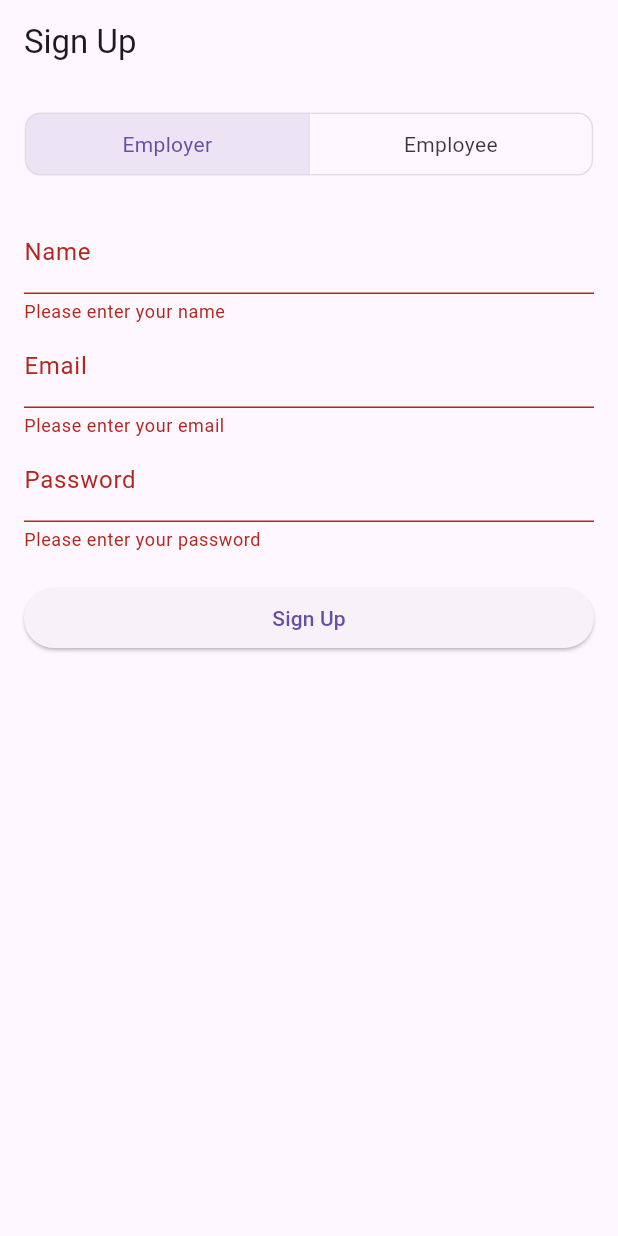
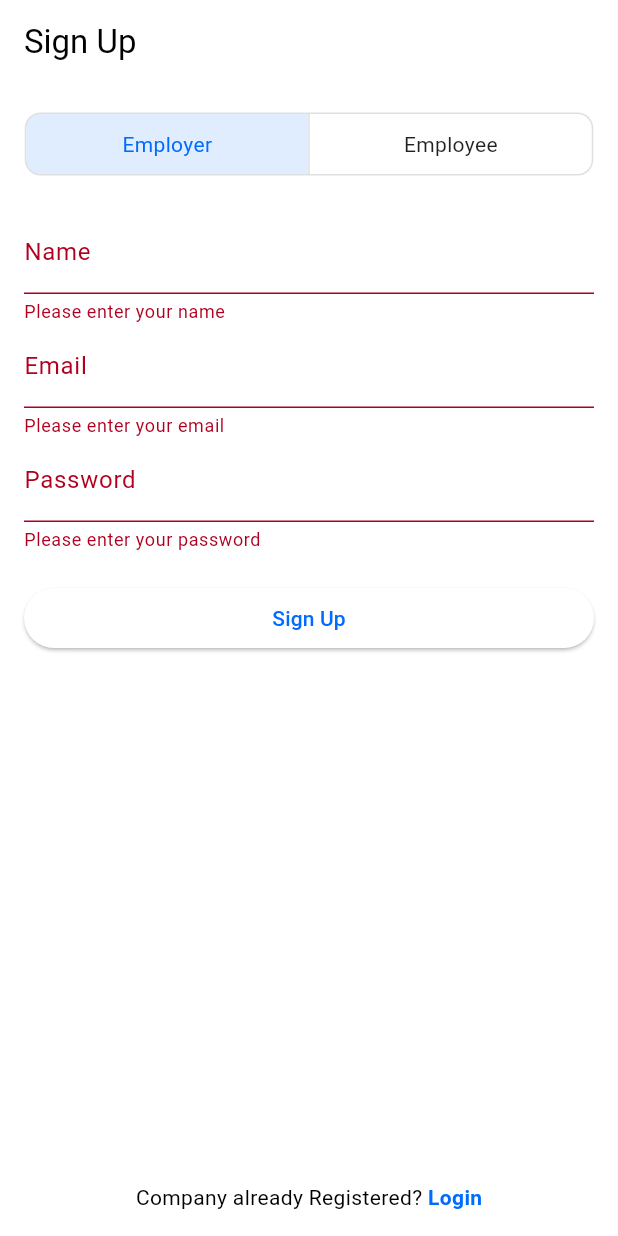
Before and after one commit to Vardaan-Grover/geolocation_attendance_tracker, a Flutter app: the SignUpPage screen opened directly, after a tap on "Sign Up", on a phone screen of 412 x 824 dp. Run offline on Flutter 3.47's test engine with Material 3 defaults, Android fonts, the phone set to English and light mode, and no system bars; our stand-ins replace cloud_firestore, shared_preferences, smooth_page_indicator; accounts and stored records are empty.

Commit message:
Added dummy home screens

```diff
--- /dev/null
+++ b/lib/constants.dart
@@ -0,0 +1,6 @@
+import 'package:flutter/material.dart';
+
+const extraSmallSpacing = 4.0;
+const smallSpacing = 8.0;
+const mediumSpacing = 12.0;
+const largeSpacing = 16.0;
--- a/lib/ui/screens/sign_in_screen.dart
+++ b/lib/ui/screens/sign_in_screen.dart
@@ -1,7 +1,7 @@
-// ignore_for_file: library_private_types_in_public_api
-
 import 'package:flutter/material.dart';
 import 'package:geolocation_attendance_tracker/ui/screens/admin_role_pathway.dart';
+import 'package:geolocation_attendance_tracker/ui/screens/home_screen.dart/user_home_screen.dart';
+import 'package:geolocation_attendance_tracker/ui/screens/login_screen.dart'; // Import the login page
 
 class SignUpPage extends StatefulWidget {
   const SignUpPage({super.key});
@@ -22,6 +22,7 @@
 
   @override
   Widget build(BuildContext context) {
+    final colorScheme = Theme.of(context).colorScheme;
     return Scaffold(
       appBar: AppBar(title: const Text('Sign Up')),
       body: Padding(
@@ -37,11 +38,10 @@
                   constraints: BoxConstraints(
                       minHeight: 40,
                       minWidth: (MediaQuery.of(context).size.width - 36) / 2),
-                  children: [
-                    const Expanded(
-                        child: Text('Employer', textAlign: TextAlign.center)),
-                    const Expanded(
-                        child: Text('Employee', textAlign: TextAlign.center)),
+                  // ignore: sort_child_properties_last
+                  children: const [
+                    Text('Employer', textAlign: TextAlign.center),
+                    Text('Employee', textAlign: TextAlign.center),
                   ],
                   isSelected: [isEmployer, !isEmployer],
                   onPressed: (index) {
@@ -52,6 +52,8 @@
                 ),
               ),
               const SizedBox(height: 20),
+              Column(
+                children: [
                   TextFormField(
                     decoration: const InputDecoration(labelText: 'Name'),
                     validator: (value) {
@@ -64,8 +66,10 @@
                       name = value;
                     },
                   ),
+                ],
+              ),
               TextFormField(
-                decoration: InputDecoration(labelText: 'Email'),
+                decoration: const InputDecoration(labelText: 'Email'),
                 keyboardType: TextInputType.emailAddress,
                 validator: (value) {
                   if (value == null || value.isEmpty) {
@@ -78,7 +82,7 @@
                 },
               ),
               TextFormField(
-                decoration: InputDecoration(labelText: 'Password'),
+                decoration: const InputDecoration(labelText: 'Password'),
                 obscureText: true,
                 validator: (value) {
                   if (value == null || value.isEmpty) {
@@ -92,7 +96,7 @@
               ),
               if (!isEmployer) ...[
                 TextFormField(
-                  decoration: InputDecoration(labelText: 'Company UID'),
+                  decoration: const InputDecoration(labelText: 'Company UID'),
                   validator: (value) {
                     if (value == null || value.isEmpty) {
                       return 'Please enter company UID';
@@ -104,7 +108,7 @@
                   },
                 ),
               ],
-              SizedBox(height: 20),
+              const SizedBox(height: 20),
               ElevatedButton(
                 onPressed: () {
                   if (_formKey.currentState!.validate()) {
@@ -112,20 +116,51 @@
                     // Handle sign-up logic here
                     if (isEmployer) {
                       print('Employer signed up: $name, $email');
-                    } else {
-                      print('Employee signed up: $name, $email, $companyUid');
-                    }
-
-                    // Navigate to the company screen after sign-up
+                      // Navigate to the company screen for employer
                       Navigator.push(
                         context,
                         MaterialPageRoute(
-                        builder: (context) => CompanyScreen(),
+                          builder: (context) => const CompanyScreen(),
+                        ),
+                      );
+                    } else {
+                      print('Employee signed up: $name, $email, $companyUid');
+                      // Navigate to the user homepage screen for employee
+                      Navigator.push(
+                        context,
+                        MaterialPageRoute(
+                          builder: (context) => const UserHomeScreen(),
                         ),
                       );
                     }
+                  }
                 },
-                child: Text('Sign Up'),
+                child: const Text('Sign Up'),
+              ),
+              const Spacer(), // Pushes the following Row to the bottom
+              Row(
+                mainAxisAlignment: MainAxisAlignment.center,
+                children: [
+                  const Text("Company already Registered? "),
+                  GestureDetector(
+                    onTap: () {
+                      // Navigate to LoginPage when clicked
+                      Navigator.pushReplacement(
+                        context,
+                        MaterialPageRoute(
+                          builder: (context) => const LoginPage(),
+                        ),
+                      );
+                    },
+                    child: Text(
+                      "Login",
+                      style: TextStyle(
+                        color: colorScheme.primary, // Use theme color for link
+                        fontWeight: FontWeight.bold,
+                      ),
+                    ),
+                  ),
+                ],
               ),
             ],
           ),
--- a/lib/ui/screens/wrapper.dart
+++ b/lib/ui/screens/wrapper.dart
@@ -1,3 +1,5 @@
+
+
 import 'package:flutter/material.dart';
 import 'package:geolocation_attendance_tracker/ui/screens/onboarding_screen.dart';
 import 'package:geolocation_attendance_tracker/ui/screens/sign_in_screen.dart';
@@ -7,7 +9,7 @@
   const Wrapper({super.key});
 
   @override
-  _WrapperState createState() => _WrapperState();
+  State<Wrapper> createState() => _WrapperState();
 }
 
 class _WrapperState extends State<Wrapper> {
```
Also changed, not shown: lib/main.dart (+11 -1 lines), lib/ui/screens/admin_role_pathway.dart (+29 -13 lines), lib/ui/screens/home_screen.dart/admin_home_screen.dart (added, +14 -0 lines), lib/ui/screens/home_screen.dart/user_home_screen.dart (added, +14 -0 lines), lib/ui/screens/login_screen.dart (+45 -31 lines). Lines whose indentation alone changed are shown as unchanged.
